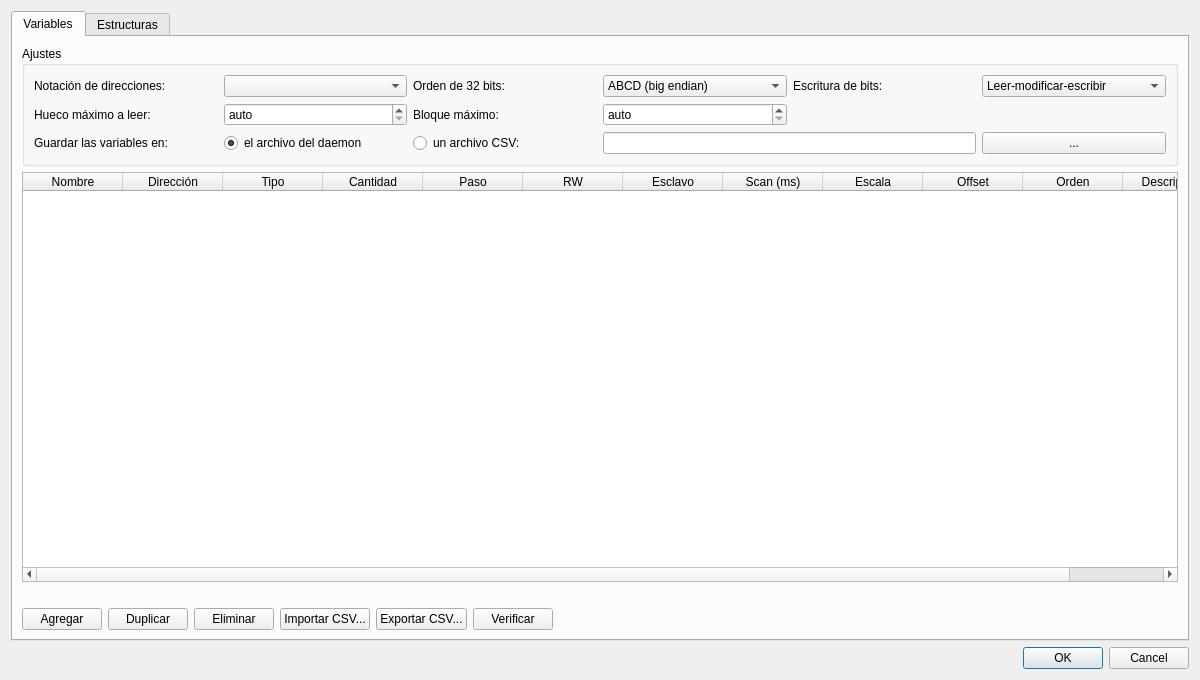
First picture: the form in pvdevelop/dlgtags.ui, repository nestorlevi/PvSuite, before the edit.
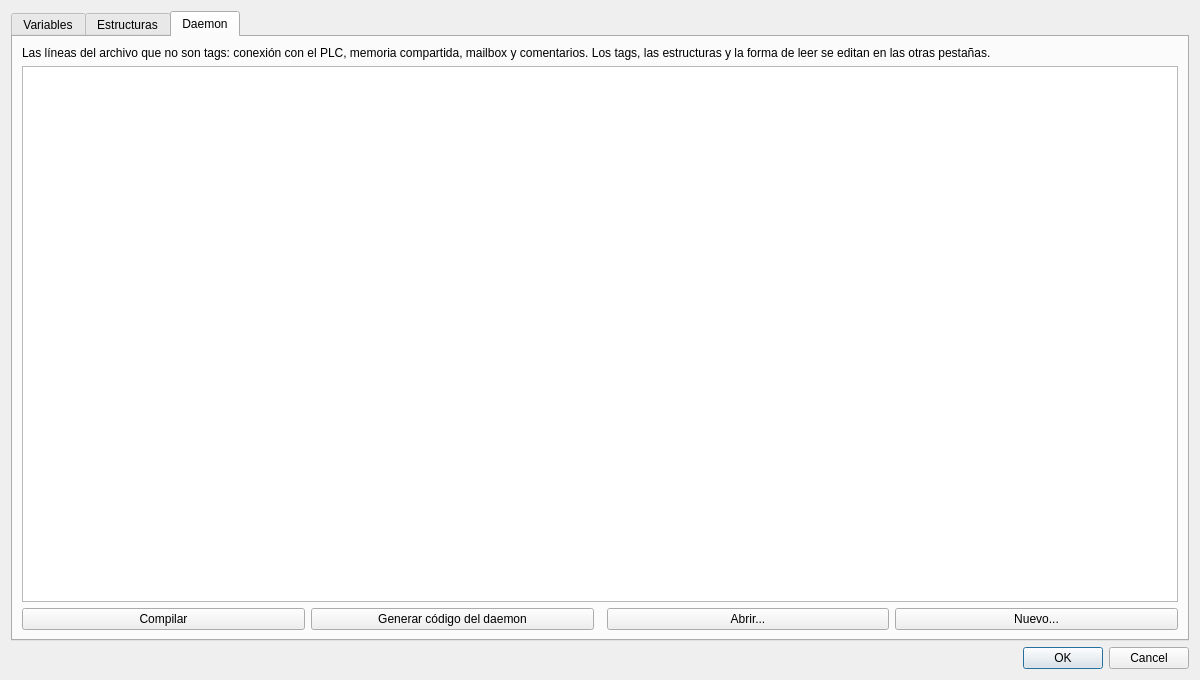
Second picture: the form after the edit. The open tabs and pages were chosen to show the change.

Commit message:
pvdevelop: editor de tags con pestania Daemon y funciones al elegir un tag
- Comunicaciones > Modbus / Siemens abre directo el editor de tags; la nueva
  pestania Daemon tiene el resto del .mk (conexion, memoria, mailbox) con
  Compilar, Abrir y Nuevo. Aceptar guarda y compila si cambio. PPI sigue igual.
- Texto predictivo: al elegir un tag se ofrecen las llamadas que le sirven
  (getInt, getReal, quality, setInt...) con su prototipo, y submenus
  "Leer un bit" / "Escribir un bit" para los enteros.

The edit to the form file:
```diff
--- a/pvdevelop/dlgtags.ui
+++ b/pvdevelop/dlgtags.ui
@@ -540,6 +540,87 @@
        </item>
       </layout>
      </widget>
+     <widget class="QWidget" name="tabDaemon">
+      <attribute name="title">
+       <string>Daemon</string>
+      </attribute>
+      <attribute name="toolTip">
+       <string>El resto del archivo del daemon: conexión con el PLC, memoria compartida, mailbox, ciclos y comentarios</string>
+      </attribute>
+      <layout class="QVBoxLayout" name="layoutDaemon">
+       <item>
+        <widget class="QLabel" name="labelDaemonHelp">
+         <property name="text">
+          <string>Las líneas del archivo que no son tags: conexión con el PLC, memoria compartida, mailbox y comentarios. Los tags, las estructuras y la forma de leer se editan en las otras pestañas.</string>
+         </property>
+         <property name="wordWrap">
+          <bool>true</bool>
+         </property>
+        </widget>
+       </item>
+       <item>
+        <widget class="QPlainTextEdit" name="textDaemon">
+         <property name="toolTip">
+          <string>Ajustes del daemon (clave=valor, una por línea; # = comentario). Se guardan con Aceptar junto con los tags</string>
+         </property>
+         <property name="lineWrapMode">
+          <enum>QPlainTextEdit::LineWrapMode::NoWrap</enum>
+         </property>
+        </widget>
+       </item>
+       <item>
+        <layout class="QHBoxLayout" name="layoutDaemonButtons">
+         <item>
+          <widget class="QPushButton" name="buttonCompile">
+           <property name="text">
+            <string>Compilar</string>
+           </property>
+           <property name="toolTip">
+            <string>Guarda, genera el daemon (su .cpp, .h y .tagmap) y lo compila en la consola de compilación</string>
+           </property>
+          </widget>
+         </item>
+         <item>
+          <widget class="QPushButton" name="buttonDaemonCode">
+           <property name="text">
+            <string>Generar código del daemon</string>
+           </property>
+           <property name="toolTip">
+            <string>Copia el código de rlopcuadaemon (y open62541) a la carpeta opcuadaemon del proyecto para modificarlo y compilarlo</string>
+           </property>
+          </widget>
+         </item>
+         <item>
+          <spacer name="spacerDaemon">
+           <property name="orientation">
+            <enum>Qt::Orientation::Horizontal</enum>
+           </property>
+          </spacer>
+         </item>
+         <item>
+          <widget class="QPushButton" name="buttonOpenDaemon">
+           <property name="text">
+            <string>Abrir...</string>
+           </property>
+           <property name="toolTip">
+            <string>Abrir otro archivo de daemon del mismo tipo (pregunta si se guardan los cambios de este)</string>
+           </property>
+          </widget>
+         </item>
+         <item>
+          <widget class="QPushButton" name="buttonNewDaemon">
+           <property name="text">
+            <string>Nuevo...</string>
+           </property>
+           <property name="toolTip">
+            <string>Crear un daemon nuevo del mismo tipo (pregunta si se guardan los cambios de este)</string>
+           </property>
+          </widget>
+         </item>
+        </layout>
+       </item>
+      </layout>
+     </widget>
     </widget>
    </item>
    <item>
```
The commit also changes 12 other files.
